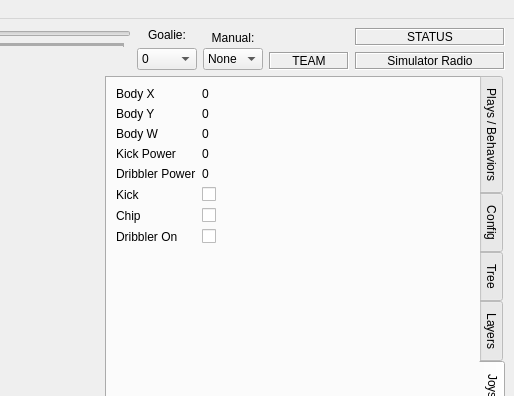
Above: soccer/ui/MainWindow.ui from RoboJackets/robocup-software before the change; both pictures show x 817 to 1331 and y 0 to 396 of the 1331 by 827 pixel window. Below: the same form after it.
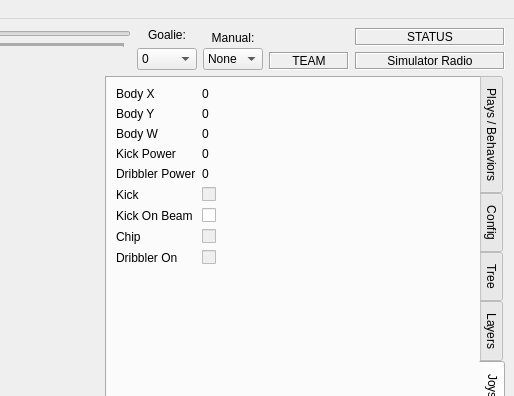
That is the form after the change. The open tabs and pages were chosen to show the change. Icons and pictures are not drawn. Custom widgets are drawn as their Qt base class.

Commit message: Add kick on break beam checkbox

What changed in the file:
```diff
--- a/soccer/ui/MainWindow.ui
+++ b/soccer/ui/MainWindow.ui
@@ -1487,7 +1487,7 @@
           <enum>QTabWidget::East</enum>
          </property>
          <property name="currentIndex">
-          <number>0</number>
+          <number>4</number>
          </property>
          <widget class="QWidget" name="playsBehaviorsTab">
           <property name="sizePolicy">
@@ -1836,6 +1836,9 @@
            </item>
            <item row="5" column="0">
             <widget class="QLabel" name="label_11">
+             <property name="enabled">
+              <bool>true</bool>
+             </property>
              <property name="text">
               <string>Kick</string>
              </property>
@@ -1844,47 +1847,61 @@
            <item row="5" column="1">
             <widget class="QCheckBox" name="joystickKickCheckBox">
              <property name="enabled">
-              <bool>true</bool>
+              <bool>false</bool>
              </property>
              <property name="text">
               <string/>
              </property>
             </widget>
            </item>
-           <item row="6" column="0">
+           <item row="7" column="0">
             <widget class="QLabel" name="label_15">
              <property name="text">
               <string>Chip</string>
              </property>
             </widget>
            </item>
-           <item row="6" column="1">
+           <item row="7" column="1">
             <widget class="QCheckBox" name="joystickChipCheckBox">
              <property name="enabled">
-              <bool>true</bool>
+              <bool>false</bool>
              </property>
              <property name="text">
               <string/>
              </property>
             </widget>
            </item>
-           <item row="7" column="0">
+           <item row="8" column="0">
             <widget class="QLabel" name="label_13">
              <property name="text">
               <string>Dribbler On</string>
              </property>
             </widget>
            </item>
-           <item row="7" column="1">
+           <item row="8" column="1">
             <widget class="QCheckBox" name="joystickDribblerCheckBox">
              <property name="enabled">
-              <bool>true</bool>
+              <bool>false</bool>
              </property>
              <property name="text">
               <string/>
              </property>
             </widget>
            </item>
+           <item row="6" column="1">
+            <widget class="QCheckBox" name="joystickKickOnBreakBeam">
+             <property name="text">
+              <string/>
+             </property>
+            </widget>
+           </item>
+           <item row="6" column="0">
+            <widget class="QLabel" name="label_8">
+             <property name="text">
+              <string>Kick On Beam</string>
+             </property>
+            </widget>
+           </item>
           </layout>
          </widget>
          <widget class="QWidget" name="robotConfigTab">
@@ -1995,7 +2012,7 @@
      <x>0</x>
      <y>0</y>
      <width>1331</width>
-     <height>25</height>
+     <height>19</height>
     </rect>
    </property>
    <widget class="QMenu" name="menu_View">
```
The commit also changes 5 other files.
